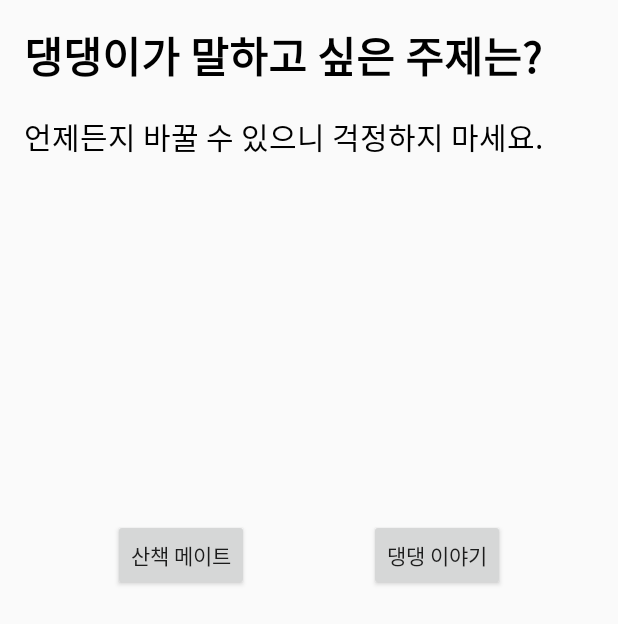
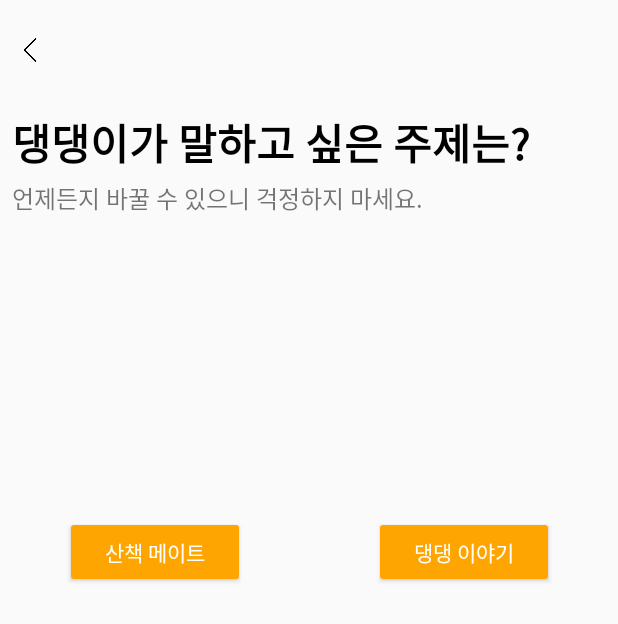
Before and after one commit to 2022-SMHRD-SW-Fullstack-1/dangtime_hackathon, an Android app: the BoardChoice screen opened directly, with no data from a screen before it, on a phone screen of 412 x 824 dp. Shown: the top 624 px of the screen. Run offline under Robolectric (Android 15) with nearby library versions, the phone set to English and light mode, and no system bars; our stand-ins replace Firebase (no records; nobody signed in at launch, a user with empty details on screens opened directly).

Commit message:
홈 오류 수정

```diff
--- a/app/src/main/java/com/example/dangtime/auth/RegisterActivity.kt
+++ b/app/src/main/java/com/example/dangtime/auth/RegisterActivity.kt
@@ -32,7 +32,7 @@ class RegisterActivity : AppCompatActivity() {
         val imgRegisterBack = findViewById<ImageView>(R.id.imgRegisterBack)
 
         val address = intent.getStringExtra("address")
-        Log.d("address", address!!)
+//        Log.d("address", address!!)
         tvRegisterAd.setText(address)
 
         // auth 를 초기화
--- a/app/src/main/java/com/example/dangtime/fragment/home/HomeAllAdapter.kt
+++ b/app/src/main/java/com/example/dangtime/fragment/home/HomeAllAdapter.kt
@@ -63,7 +63,7 @@ class HomeAllAdapter(var context: Context, var keyData : ArrayList<HomePostVO>,
 
 
 
-            holder.tvHomeAllName.text=data[position].dogNick
+//            holder.tvHomeAllName.text = data[position].dogNick
             holder.tvContent.text =  keyData[position].content
             holder.tvTime.text=keyData[position].time
             holder.imgComment.setImageResource(R.drawable.message)
--- a/app/src/main/java/com/example/dangtime/fragment/home/HomeAllFragment.kt
+++ b/app/src/main/java/com/example/dangtime/fragment/home/HomeAllFragment.kt
@@ -82,18 +82,20 @@ class HomeAllFragment : Fragment() {
                 for (model in snapshot.children){
                     val postData = model.getValue(HomePostVO::class.java)
                     if (postData != null) {
+                        Log.d("keyData", keyData.toString())
                         keyData.add(postData)
                     }
                 }
                 //adapter 새로고침 하기
                 adapter.notifyDataSetChanged()
 
-                Log.d("ㅎㅎㅎ222", keyData[0].toString())
+//                Log.d("ㅎㅎㅎ222", keyData[0].toString())
                 //bookmarkList에 있는 데이터만 가지고와서 data(ArrayList<VO>에 담고 있다.
                 getMemberData()
             }
 
             override fun onCancelled(error: DatabaseError) {
+
             }
         }
         FBdatabase.getPostRef().addValueEventListener(postlistener2)
@@ -124,7 +126,7 @@ class HomeAllFragment : Fragment() {
                 }
                 // adapter 새로고침 하기
                 adapter.notifyDataSetChanged()
-                Log.d("ㅎㅎㅎ", data[0].toString())
+//                Log.d("ㅎㅎㅎ", data[0].toString())
             }
             override fun onCancelled(error: DatabaseError) {
             }
--- a/app/src/main/res/layout/activity_board_choice.xml
+++ b/app/src/main/res/layout/activity_board_choice.xml
@@ -9,35 +9,48 @@
     <TextView
         android:id="@+id/tvWriteMateTitle"
         android:layout_width="0dp"
-        android:layout_height="60sp"
-        android:layout_marginStart="16dp"
-        android:layout_marginTop="16dp"
-        android:layout_marginEnd="16dp"
+        android:layout_height="wrap_content"
+        android:layout_marginStart="8dp"
+        android:layout_marginTop="8dp"
         android:text="댕댕이가 말하고 싶은 주제는?"
         android:textColor="#000000"
         android:textSize="28sp"
         android:textStyle="bold"
-        app:layout_constraintEnd_toEndOf="parent"
+        app:layout_constraintStart_toStartOf="parent"
+        app:layout_constraintTop_toTopOf="@+id/guideline19" />
+
+    <TextView
+        android:id="@+id/textView6"
+        android:layout_width="0dp"
+        android:layout_height="wrap_content"
+        android:layout_marginTop="4dp"
+        android:text="언제든지 바꿀 수 있으니 걱정하지 마세요."
+        android:textSize="16sp"
+        app:layout_constraintEnd_toEndOf="@+id/tvWriteMateTitle"
         app:layout_constraintHorizontal_bias="0.0"
-        app:layout_constraintStart_toStartOf="parent"
-        app:layout_constraintTop_toTopOf="parent" />
+        app:layout_constraintStart_toStartOf="@+id/tvWriteMateTitle"
+        app:layout_constraintTop_toBottomOf="@+id/tvWriteMateTitle" />
 
     <Button
         android:id="@+id/btnWriteMate"
-        android:layout_width="wrap_content"
+        android:layout_width="120dp"
         android:layout_height="wrap_content"
-        android:layout_marginTop="240dp"
-        android:layout_marginEnd="40dp"
+        android:layout_marginTop="200dp"
+        android:backgroundTint="@color/mainColor"
         android:text="산책 메이트"
+        android:textColor="#FFFFFF"
         app:layout_constraintEnd_toStartOf="@+id/guideline2"
+        app:layout_constraintStart_toStartOf="parent"
         app:layout_constraintTop_toBottomOf="@+id/textView6" />
 
     <Button
         android:id="@+id/btnWriteStory"
-        android:layout_width="wrap_content"
+        android:layout_width="120dp"
         android:layout_height="wrap_content"
-        android:layout_marginStart="40dp"
+        android:backgroundTint="@color/mainColor"
         android:text="댕댕 이야기"
+        android:textColor="#FFFFFF"
+        app:layout_constraintEnd_toEndOf="parent"
         app:layout_constraintStart_toStartOf="@+id/guideline2"
         app:layout_constraintTop_toTopOf="@+id/btnWriteMate" />
 
@@ -48,14 +61,20 @@
         android:orientation="vertical"
         app:layout_constraintGuide_percent="0.5" />
 
-    <TextView
-        android:id="@+id/textView6"
-        android:layout_width="0dp"
+    <androidx.constraintlayout.widget.Guideline
+        android:id="@+id/guideline19"
+        android:layout_width="wrap_content"
         android:layout_height="wrap_content"
-        android:text="언제든지 바꿀 수 있으니 걱정하지 마세요."
-        android:textColor="#000000"
-        android:textSize="20sp"
-        app:layout_constraintEnd_toEndOf="@+id/tvWriteMateTitle"
-        app:layout_constraintStart_toStartOf="@+id/tvWriteMateTitle"
-        app:layout_constraintTop_toBottomOf="@+id/tvWriteMateTitle" />
+        android:orientation="horizontal"
+        app:layout_constraintGuide_begin="66dp" />
+
+    <ImageView
+        android:id="@+id/imageView2"
+        android:layout_width="40dp"
+        android:layout_height="40dp"
+        app:layout_constraintBottom_toTopOf="@+id/guideline19"
+        app:layout_constraintStart_toStartOf="parent"
+        app:layout_constraintTop_toTopOf="parent"
+        app:srcCompat="@drawable/back" />
+
 </androidx.constraintlayout.widget.ConstraintLayout>
--- a/app/src/main/res/layout/activity_login.xml
+++ b/app/src/main/res/layout/activity_login.xml
@@ -59,11 +59,11 @@
         android:ems="10"
         android:hint="8~20자리 입력해 주세요"
         android:inputType="textPersonName|textPassword"
-        app:layout_constraintStart_toStartOf="@+id/textView7"
-        app:layout_constraintTop_toBottomOf="@+id/textView7" />
+        app:layout_constraintStart_toStartOf="@+id/tvDetailView"
+        app:layout_constraintTop_toBottomOf="@+id/tvDetailView" />
 
     <TextView
-        android:id="@+id/textView7"
+        android:id="@+id/tvDetailView"
         android:layout_width="wrap_content"
         android:layout_height="wrap_content"
         android:layout_marginTop="8dp"
```
Also changed, not shown: app/src/main/AndroidManifest.xml (+24 -36 lines), app/src/main/res/layout/activity_edit_profile.xml (+4 -6 lines).
